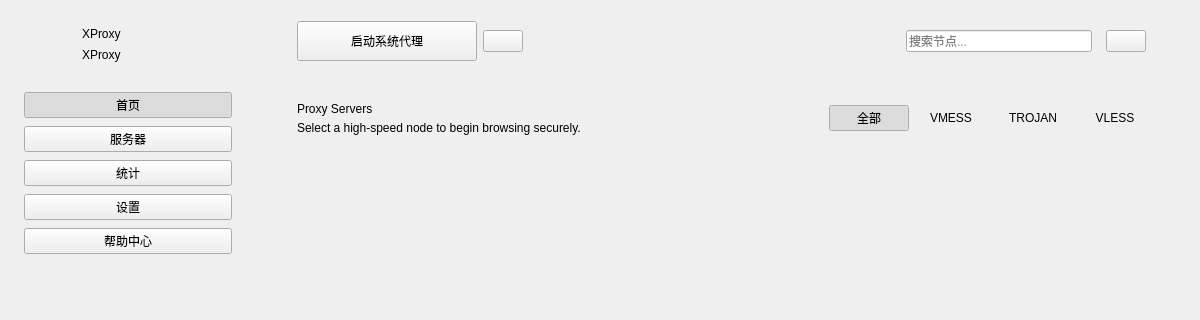
Before: the Qt Designer form v2raycpp.ui in llk657843/V2ray, drawn with Qt 5; both pictures show x 0 to 1200 and y 0 to 320 of the 1200 by 850 pixel window.
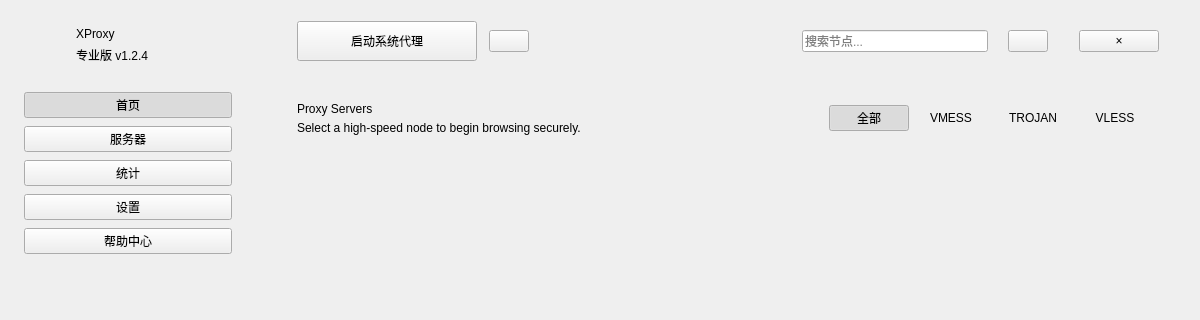
After: the same form once the commit is applied.

The edit to the form file:
```diff
--- a/v2raycpp.ui
+++ b/v2raycpp.ui
@@ -55,8 +55,11 @@
       </property>
       <item>
        <layout class="QHBoxLayout" name="logoLayout">
+        <property name="spacing">
+         <number>12</number>
+        </property>
         <property name="leftMargin">
-         <number>10</number>
+         <number>0</number>
         </property>
         <item>
          <widget class="QLabel" name="logoIcon">
@@ -98,7 +101,7 @@
           <item>
            <widget class="QLabel" name="logoSubtitle">
             <property name="text">
-             <string>XProxy</string>
+             <string>专业版 v1.2.4</string>
             </property>
             <property name="class" stdset="0">
              <string>logoSubtitle</string>
@@ -341,13 +344,22 @@
           <height>80</height>
          </size>
         </property>
-        <layout class="QHBoxLayout">
+        <layout class="QHBoxLayout" name="topToolLayout">
+         <property name="spacing">
+          <number>12</number>
+         </property>
          <property name="leftMargin">
           <number>40</number>
          </property>
+         <property name="topMargin">
+          <number>20</number>
+         </property>
          <property name="rightMargin">
           <number>40</number>
          </property>
+         <property name="bottomMargin">
+          <number>20</number>
+         </property>
          <item>
           <widget class="QPushButton" name="btnStartProxy">
            <property name="minimumSize">
@@ -368,9 +380,9 @@
           </widget>
          </item>
          <item>
-          <layout class="QHBoxLayout">
+          <layout class="QHBoxLayout" name="topToolIconsLayout">
            <property name="spacing">
-            <number>10</number>
+            <number>8</number>
            </property>
            <item>
             <widget class="QPushButton" name="toolRefresh">
@@ -482,6 +494,16 @@
            </property>
           </widget>
          </item>
+         <item>
+          <widget class="QPushButton" name="btnWindowClose">
+           <property name="text">
+            <string>×</string>
+           </property>
+           <property name="class" stdset="0">
+            <string>iconBtn</string>
+           </property>
+          </widget>
+         </item>
         </layout>
        </widget>
       </item>
```
